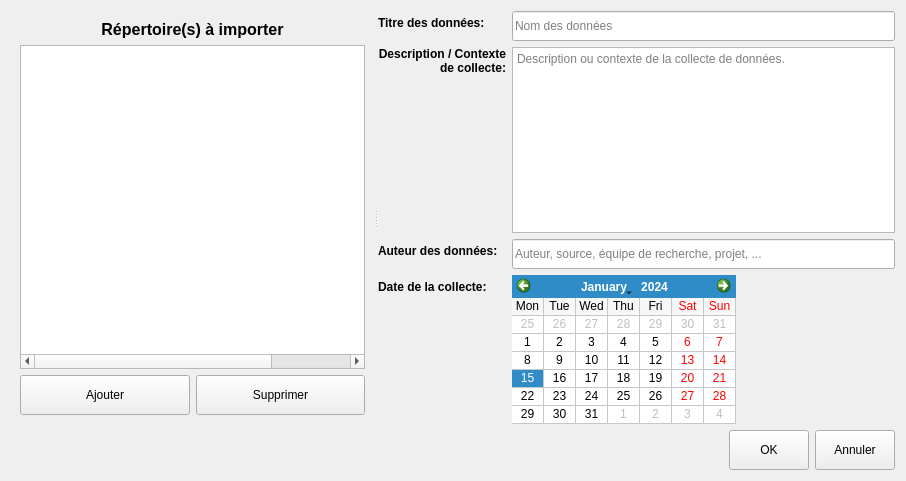
The window that python/resources/ui/ImportDialog.ui (introlab/OpenIMU) describes before a commit, drawn with Qt 5.
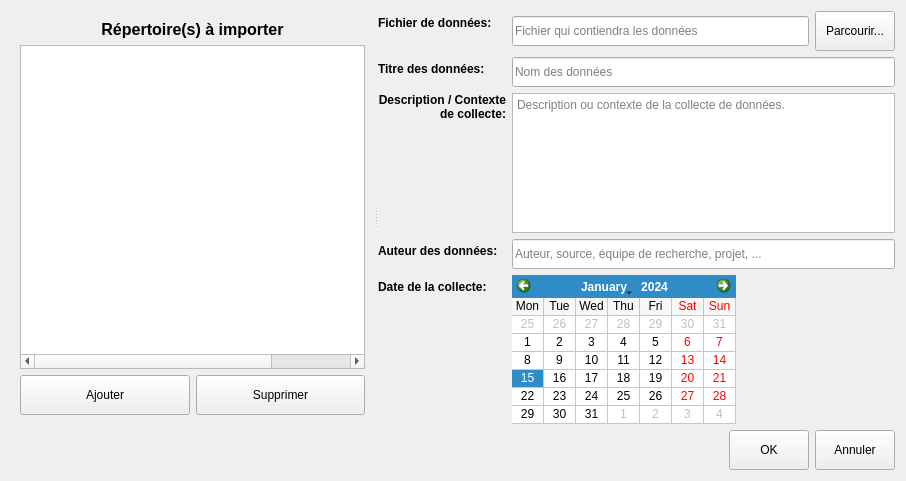
The same window after the commit. Icons and pictures are not drawn.

Commit message: Dataset information setting now working in new / import dialog"

```diff
--- a/python/resources/ui/ImportDialog.ui
+++ b/python/resources/ui/ImportDialog.ui
@@ -195,7 +195,7 @@
        <property name="fieldGrowthPolicy">
         <enum>QFormLayout::ExpandingFieldsGrow</enum>
        </property>
-       <item row="0" column="0">
+       <item row="1" column="0">
         <widget class="QLabel" name="lblName">
          <property name="font">
           <font>
@@ -208,7 +208,7 @@
          </property>
         </widget>
        </item>
-       <item row="0" column="1">
+       <item row="1" column="1">
         <widget class="QLineEdit" name="txtName">
          <property name="sizePolicy">
           <sizepolicy hsizetype="MinimumExpanding" vsizetype="Fixed">
@@ -227,7 +227,7 @@
          </property>
         </widget>
        </item>
-       <item row="1" column="0">
+       <item row="2" column="0">
         <widget class="QLabel" name="lblDesc">
          <property name="font">
           <font>
@@ -244,7 +244,7 @@
          </property>
         </widget>
        </item>
-       <item row="1" column="1">
+       <item row="2" column="1">
         <widget class="QPlainTextEdit" name="txtDesc">
          <property name="sizePolicy">
           <sizepolicy hsizetype="MinimumExpanding" vsizetype="Expanding">
@@ -263,7 +263,7 @@
          </property>
         </widget>
        </item>
-       <item row="2" column="0">
+       <item row="3" column="0">
         <widget class="QLabel" name="lblAuthor">
          <property name="font">
           <font>
@@ -276,7 +276,7 @@
          </property>
         </widget>
        </item>
-       <item row="2" column="1">
+       <item row="3" column="1">
         <widget class="QLineEdit" name="txtAuthor">
          <property name="sizePolicy">
           <sizepolicy hsizetype="MinimumExpanding" vsizetype="Fixed">
@@ -295,7 +295,7 @@
          </property>
         </widget>
        </item>
-       <item row="3" column="0">
+       <item row="4" column="0">
         <widget class="QLabel" name="lblUploadDate">
          <property name="font">
           <font>
@@ -308,7 +308,7 @@
          </property>
         </widget>
        </item>
-       <item row="3" column="1">
+       <item row="4" column="1">
         <widget class="QCalendarWidget" name="calendarUploadDate">
          <property name="sizePolicy">
           <sizepolicy hsizetype="Maximum" vsizetype="Preferred">
@@ -330,6 +330,58 @@
          </property>
         </widget>
        </item>
+       <item row="0" column="0">
+        <widget class="QLabel" name="lblFile">
+         <property name="font">
+          <font>
+           <weight>75</weight>
+           <bold>true</bold>
+          </font>
+         </property>
+         <property name="text">
+          <string>Fichier de données:</string>
+         </property>
+        </widget>
+       </item>
+       <item row="0" column="1">
+        <layout class="QHBoxLayout" name="horizontalLayout_4">
+         <item>
+          <widget class="QLineEdit" name="txtFileName">
+           <property name="minimumSize">
+            <size>
+             <width>0</width>
+             <height>30</height>
+            </size>
+           </property>
+           <property name="inputMask">
+            <string/>
+           </property>
+           <property name="placeholderText">
+            <string>Fichier qui contiendra les données</string>
+           </property>
+          </widget>
+         </item>
+         <item>
+          <widget class="QPushButton" name="btnBrowse">
+           <property name="minimumSize">
+            <size>
+             <width>0</width>
+             <height>40</height>
+            </size>
+           </property>
+           <property name="cursor">
+            <cursorShape>PointingHandCursor</cursorShape>
+           </property>
+           <property name="text">
+            <string>Parcourir...</string>
+           </property>
+           <property name="autoDefault">
+            <bool>false</bool>
+           </property>
+          </widget>
+         </item>
+        </layout>
+       </item>
       </layout>
      </widget>
     </widget>
```
The commit also changes 4 other files.
